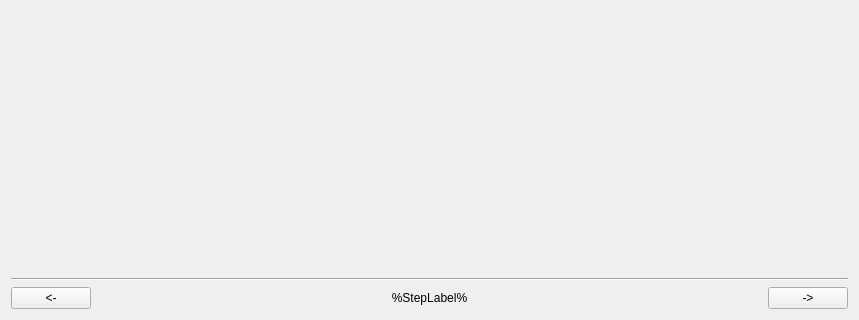
Old version of the form Code/Mantid/MantidQt/CustomInterfaces/inc/MantidQtCustomInterfaces/Muon/ALCInterface.ui in the repository mantidproject/mantid; both pictures show x 0 to 859 and y 147 to 467 of the 859 by 467 pixel window.
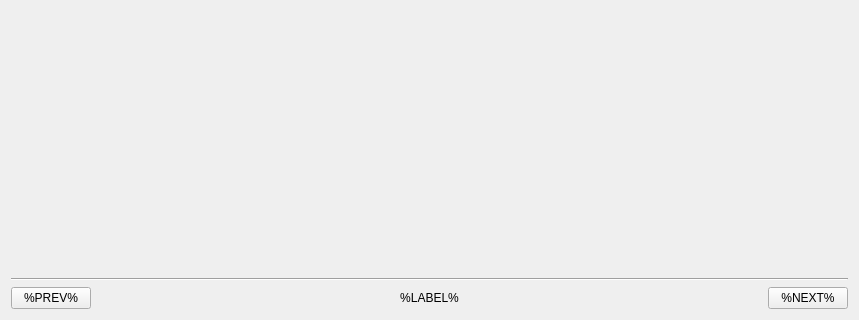
New version of the form.

The edit to the form file:
```diff
--- a/Code/Mantid/MantidQt/CustomInterfaces/inc/MantidQtCustomInterfaces/Muon/ALCInterface.ui
+++ b/Code/Mantid/MantidQt/CustomInterfaces/inc/MantidQtCustomInterfaces/Muon/ALCInterface.ui
@@ -32,15 +32,8 @@
     </widget>
    </item>
    <item>
-    <layout class="QHBoxLayout" name="horizontalLayout">
-     <item>
-      <widget class="QPushButton" name="previousStep">
-       <property name="text">
-        <string>&lt;-</string>
-       </property>
-      </widget>
-     </item>
-     <item>
+    <layout class="QGridLayout" name="gridLayout_2" columnstretch="1,1,1">
+     <item row="0" column="1">
       <widget class="QLabel" name="label">
        <property name="sizePolicy">
         <sizepolicy hsizetype="Expanding" vsizetype="Preferred">
@@ -49,19 +42,60 @@
         </sizepolicy>
        </property>
        <property name="text">
-        <string>%StepLabel%</string>
+        <string>%LABEL%</string>
        </property>
        <property name="alignment">
         <set>Qt::AlignCenter</set>
        </property>
       </widget>
      </item>
-     <item>
-      <widget class="QPushButton" name="nextStep">
-       <property name="text">
-        <string>-&gt;</string>
-       </property>
-      </widget>
+     <item row="0" column="0">
+      <layout class="QHBoxLayout" name="horizontalLayout_2">
+       <item>
+        <widget class="QPushButton" name="previousStep">
+         <property name="text">
+          <string>%PREV%</string>
+         </property>
+        </widget>
+       </item>
+       <item>
+        <spacer name="horizontalSpacer">
+         <property name="orientation">
+          <enum>Qt::Horizontal</enum>
+         </property>
+         <property name="sizeHint" stdset="0">
+          <size>
+           <width>40</width>
+           <height>20</height>
+          </size>
+         </property>
+        </spacer>
+       </item>
+      </layout>
+     </item>
+     <item row="0" column="2">
+      <layout class="QHBoxLayout" name="horizontalLayout_3">
+       <item>
+        <spacer name="horizontalSpacer_2">
+         <property name="orientation">
+          <enum>Qt::Horizontal</enum>
+         </property>
+         <property name="sizeHint" stdset="0">
+          <size>
+           <width>40</width>
+           <height>20</height>
+          </size>
+         </property>
+        </spacer>
+       </item>
+       <item>
+        <widget class="QPushButton" name="nextStep">
+         <property name="text">
+          <string>%NEXT%</string>
+         </property>
+        </widget>
+       </item>
+      </layout>
      </item>
     </layout>
    </item>
```
Left out of the diff: 6 changed lines with no effect on the pictures.
